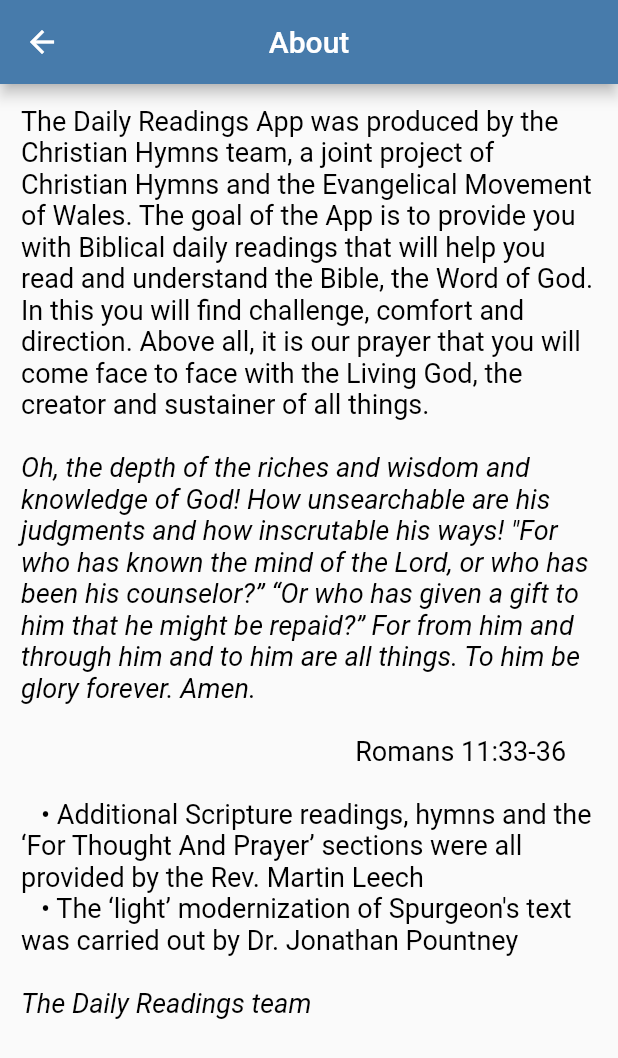
After one commit to kambbado/daily-readings, a Flutter app: the AboutScreen screen opened by its route, on a phone screen of 412 x 824 dp. The commit adds this screen. Shown: the top 1058 px of the screen. Run offline on Flutter 3.47's test engine with Material 2 defaults, Android fonts, the phone set to English and light mode, and no system bars.

Commit message:
AboutScreen commit

```diff
--- /dev/null
+++ b/lib/about_screen.dart
@@ -0,0 +1,86 @@
+import 'package:flutter/material.dart';
+
+
+class AboutScreen extends StatelessWidget {
+  const AboutScreen({Key? key}) : super(key: key);
+
+  @override
+  Widget build(BuildContext context) {
+    return Scaffold(
+      appBar: AppBar(
+        title: const Text('About'),
+        centerTitle: true,
+      ),
+      body: Padding(
+        padding: const EdgeInsets.all(14.0),
+        child: Center(
+          child: Column(
+            children: [
+              RichText(
+                text: const TextSpan(
+                  text: '',
+                  style: TextStyle(
+                    color: Colors.black,
+                    fontSize: 18,
+                  ),
+                  children: [
+                    TextSpan(
+                      text:
+                      'The Daily Readings App was produced by the Christian Hymns team, a joint project of Christian Hymns and the Evangelical Movement of Wales. The goal of the App is to provide you with Biblical daily readings that will help you read and understand the Bible, the Word of God. In this you will find challenge, comfort and direction. Above all, it is our prayer that you will come face to face with the Living God, the creator and sustainer of all things.',
+                      style: TextStyle(
+                        color: Colors.black,
+                        fontSize: 18,
+                      ),
+                    ),
+                    TextSpan(
+                      text:
+                      '\n\nOh, the depth of the riches and wisdom and knowledge of God! How unsearchable are his judgments and how inscrutable his ways! "For who has known the mind of the Lord, or who has been his counselor?” “Or who has given a gift to him that he might be repaid?” For from him and through him and to him are all things. To him be glory forever. Amen.',
+                      style: TextStyle(
+                        color: Colors.black,
+                        fontSize: 18,
+                        fontStyle: FontStyle.italic,
+                      ),
+                    ),
+                    TextSpan(
+                      text:
+                      '\n\n                                                  Romans 11:33-36',
+                      style: TextStyle(
+                        color: Colors.black,
+                        fontSize: 18,
+                      ),
+                    ),
+                    TextSpan(
+                      text:
+                      '\n\n   •	Additional Scripture readings, hymns and the ‘For Thought And Prayer’ sections were all provided by the Rev. Martin Leech',
+                      style: TextStyle(
+                        color: Colors.black,
+                        fontSize: 18,
+                      ),
+                    ),
+                    TextSpan(
+                      text:
+                      "\n   •	The ‘light’ modernization of Spurgeon's text was carried out by Dr. Jonathan Pountney",
+                      style: TextStyle(
+                        color: Colors.black,
+                        fontSize: 18,
+                      ),
+                    ),
+                    TextSpan(
+                      text:
+                      '\n\nThe Daily Readings team',
+                      style: TextStyle(
+                        color: Colors.black,
+                        fontSize: 18,
+                        fontStyle: FontStyle.italic,
+                      ),
+                    ),
+                  ],
+                ),
+              ),
+            ],
+          ),
+        ),
+      ),
+    );
+  }
+}
--- a/lib/main.dart
+++ b/lib/main.dart
@@ -1,4 +1,5 @@
 import 'package:flutter/material.dart';
+import 'about_screen.dart';
 import 'copyright_screen.dart';
 import 'help_screen.dart';
 import 'home_screen.dart';
@@ -20,7 +21,7 @@ class MyApp extends StatelessWidget {
         // '/bible': (context) => BibleScreen(),
         // '/stats': (context) => StatsScreen(),
         // '/goals': (context) => GoalsScreen(),
-        // '/about': (context) => AboutScreen(),
+        '/about': (context) => const AboutScreen(),
         // '/feedback': (context) => FeedbackScreen(),
         '/copyright': (context) => const CopyrightScreen(),
         '/privacy': (context) => const PrivacyScreen(),
```
